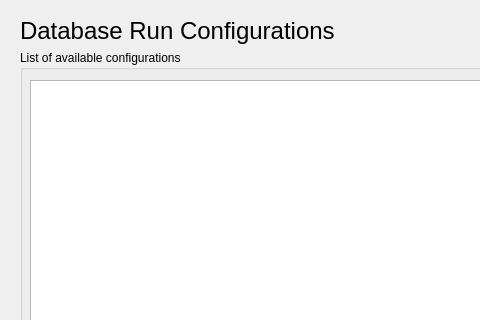
Qt form artdaq-runcontrol/conftool_import.ui (ikatza/ArtDaq-RunControl-GUI) before a commit; both pictures show x 0 to 480 and y 0 to 320 of the 570 by 639 pixel window.
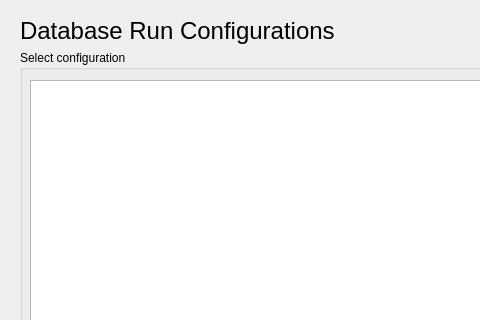
The same form after that commit.

Commit message: Now the dialog is to choose a specific configuration

```diff
--- a/artdaq-runcontrol/conftool_import.ui
+++ b/artdaq-runcontrol/conftool_import.ui
@@ -80,7 +80,7 @@
     </rect>
    </property>
    <property name="title">
-    <string>List of available configurations</string>
+       <string>Select configuration</string>
    </property>
    <widget class="QListView" name="lvConfigurationList">
     <property name="geometry">
```
The commit also changes 2 other files.
